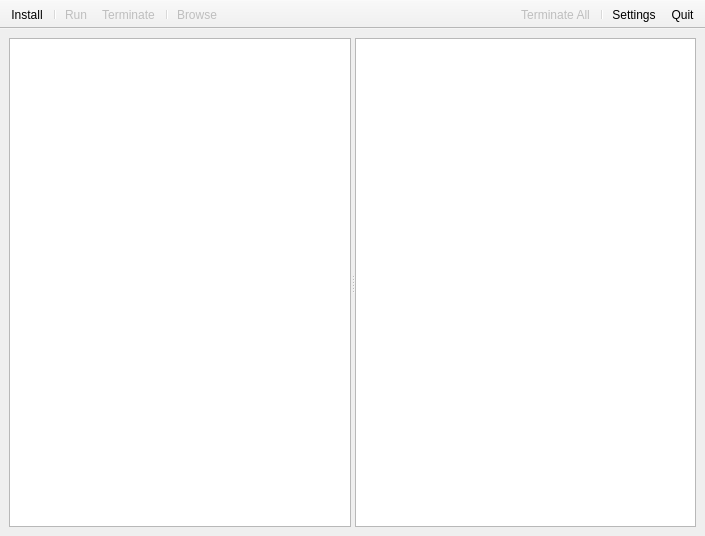
This is src/mainwindow.ui in LLIAKAJL/WineWizard as Qt 5 draws it before an edit. The edited form follows.
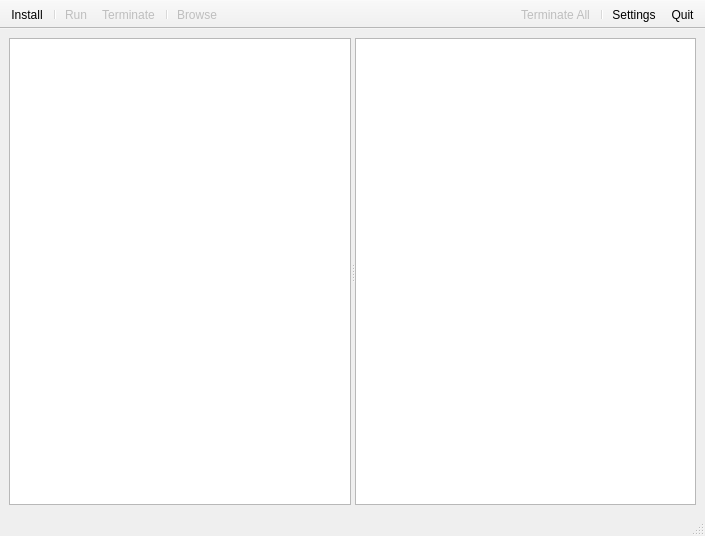
This is the edited form. Icons and pictures are not drawn.

```diff
--- a/src/mainwindow.ui
+++ b/src/mainwindow.ui
@@ -105,6 +105,7 @@
    <addaction name="separator"/>
    <addaction name="actionTerminateAll"/>
   </widget>
+  <widget class="QStatusBar" name="statusBar"/>
   <action name="actionTerminateAll">
    <property name="enabled">
     <bool>false</bool>
```
